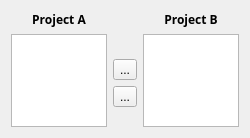
Qt form Book/qt-book Jasmin Blanchette/chap09/projectchooser/projectdialog.ui (alkimand/QT) before a commit.
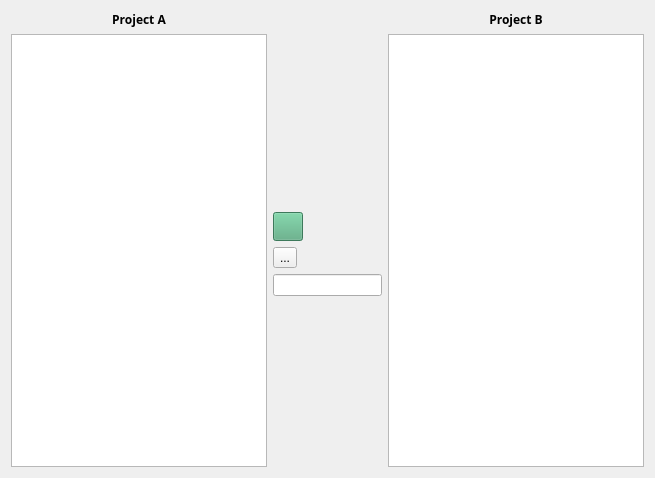
The same form after that commit. Icons and pictures are not drawn. Custom widgets are drawn as their Qt base class.

```diff
--- a/Book/qt-book Jasmin Blanchette/chap09/projectchooser/projectdialog.ui
+++ b/Book/qt-book Jasmin Blanchette/chap09/projectchooser/projectdialog.ui
@@ -1,53 +1,34 @@
 <ui version="4.0" >
  <class>ProjectDialog</class>
- <widget class="QDialog" name="ProjectDialog" >
-  <property name="geometry" >
+ <widget class="QDialog" name="ProjectDialog">
+  <property name="geometry">
    <rect>
     <x>0</x>
     <y>0</y>
-    <width>250</width>
-    <height>138</height>
+    <width>655</width>
+    <height>478</height>
    </rect>
   </property>
-  <property name="windowTitle" >
+  <property name="windowTitle">
    <string>Choose Project</string>
   </property>
-  <layout class="QGridLayout" >
-   <item row="3" column="1" >
-    <widget class="QToolButton" name="rightButton" >
-     <property name="text" >
-      <string>...</string>
+  <layout class="QGridLayout">
+   <item row="0" column="0">
+    <widget class="QLabel" name="labelA">
+     <property name="text">
+      <string>&lt;html&gt;&lt;head&gt;&lt;meta name=&quot;qrichtext&quot; content=&quot;1&quot; /&gt;&lt;/head&gt;&lt;body style=&quot; white-space: pre-wrap; font-family:Sans Serif; font-weight:400; font-style:normal; text-decoration:none;&quot;&gt;&lt;p style=&quot; margin-top:0px; margin-bottom:0px; margin-left:0px; margin-right:0px; -qt-block-indent:0; text-indent:0px;&quot;&gt;&lt;span style=&quot; font-weight:600;&quot;&gt;Project A&lt;/span&gt;&lt;/p&gt;&lt;/body&gt;&lt;/html&gt;</string>
      </property>
-     <property name="icon" >
-      <iconset resource="projectchooser.qrc" >:/images/rightarrow.png</iconset>
-     </property>
-     <property name="iconSize" >
-      <size>
-       <width>22</width>
-       <height>22</height>
-      </size>
+     <property name="alignment">
+      <set>Qt::AlignHCenter</set>
      </property>
     </widget>
    </item>
-   <item row="1" column="1" >
+   <item row="5" column="1">
     <spacer>
-     <property name="orientation" >
+     <property name="orientation">
       <enum>Qt::Vertical</enum>
      </property>
-     <property name="sizeHint" >
-      <size>
-       <width>20</width>
-       <height>40</height>
-      </size>
-     </property>
-    </spacer>
-   </item>
-   <item row="4" column="1" >
-    <spacer>
-     <property name="orientation" >
-      <enum>Qt::Vertical</enum>
-     </property>
-     <property name="sizeHint" >
+     <property name="sizeHint" stdset="0">
       <size>
        <width>20</width>
        <height>21</height>
@@ -55,15 +36,52 @@
      </property>
     </spacer>
    </item>
-   <item row="2" column="1" >
-    <widget class="QToolButton" name="leftButton" >
-     <property name="text" >
+   <item row="1" column="0" rowspan="5">
+    <widget class="ProjectListWidget" name="projectA"/>
+   </item>
+   <item row="1" column="1">
+    <spacer>
+     <property name="orientation">
+      <enum>Qt::Vertical</enum>
+     </property>
+     <property name="sizeHint" stdset="0">
+      <size>
+       <width>20</width>
+       <height>40</height>
+      </size>
+     </property>
+    </spacer>
+   </item>
+   <item row="1" column="2" rowspan="5">
+    <widget class="ProjectListWidget" name="projectB"/>
+   </item>
+   <item row="2" column="1">
+    <widget class="QToolButton" name="leftButton">
+     <property name="styleSheet">
+      <string notr="true">background-color: rgb(85, 170, 127);
+color: rgb(0, 255, 255);</string>
+     </property>
+     <property name="text">
+      <string/>
+     </property>
+     <property name="iconSize">
+      <size>
+       <width>22</width>
+       <height>22</height>
+      </size>
+     </property>
+    </widget>
+   </item>
+   <item row="3" column="1">
+    <widget class="QToolButton" name="rightButton">
+     <property name="text">
       <string>...</string>
      </property>
-     <property name="icon" >
-      <iconset resource="projectchooser.qrc" >:/images/leftarrow.png</iconset>
+     <property name="icon">
+      <iconset resource="projectchooser.qrc">
+       <normaloff>:/images/rightarrow.png</normaloff>:/images/rightarrow.png</iconset>
      </property>
-     <property name="iconSize" >
+     <property name="iconSize">
       <size>
        <width>22</width>
        <height>22</height>
@@ -71,32 +89,25 @@
      </property>
     </widget>
    </item>
-   <item row="0" column="2" >
-    <widget class="QLabel" name="labelB" >
-     <property name="text" >
-      <string>&lt;html>&lt;head>&lt;meta name="qrichtext" content="1" />&lt;/head>&lt;body style=" white-space: pre-wrap; font-family:Sans Serif; font-weight:400; font-style:normal; text-decoration:none;">&lt;p style=" margin-top:0px; margin-bottom:0px; margin-left:0px; margin-right:0px; -qt-block-indent:0; text-indent:0px;">&lt;span style=" font-weight:600;">Project B&lt;/span>&lt;/p>&lt;/body>&lt;/html></string>
+   <item row="0" column="2">
+    <widget class="QLabel" name="labelB">
+     <property name="text">
+      <string>&lt;html&gt;&lt;head&gt;&lt;meta name=&quot;qrichtext&quot; content=&quot;1&quot; /&gt;&lt;/head&gt;&lt;body style=&quot; white-space: pre-wrap; font-family:Sans Serif; font-weight:400; font-style:normal; text-decoration:none;&quot;&gt;&lt;p style=&quot; margin-top:0px; margin-bottom:0px; margin-left:0px; margin-right:0px; -qt-block-indent:0; text-indent:0px;&quot;&gt;&lt;span style=&quot; font-weight:600;&quot;&gt;Project B&lt;/span&gt;&lt;/p&gt;&lt;/body&gt;&lt;/html&gt;</string>
      </property>
-     <property name="alignment" >
+     <property name="alignment">
       <set>Qt::AlignCenter</set>
      </property>
     </widget>
    </item>
-   <item row="0" column="0" >
-    <widget class="QLabel" name="labelA" >
-     <property name="text" >
-      <string>&lt;html>&lt;head>&lt;meta name="qrichtext" content="1" />&lt;/head>&lt;body style=" white-space: pre-wrap; font-family:Sans Serif; font-weight:400; font-style:normal; text-decoration:none;">&lt;p style=" margin-top:0px; margin-bottom:0px; margin-left:0px; margin-right:0px; -qt-block-indent:0; text-indent:0px;">&lt;span style=" font-weight:600;">Project A&lt;/span>&lt;/p>&lt;/body>&lt;/html></string>
-     </property>
-     <property name="alignment" >
-      <set>Qt::AlignHCenter</set>
+   <item row="4" column="1">
+    <widget class="QLineEdit" name="lineEdit">
+     <property name="styleSheet">
+      <string notr="true">QLineEdit:selected{
+	background-color: rgb(255, 85, 0);
+}</string>
      </property>
     </widget>
    </item>
-   <item rowspan="4" row="1" column="0" >
-    <widget class="ProjectListWidget" name="projectA" />
-   </item>
-   <item rowspan="4" row="1" column="2" >
-    <widget class="ProjectListWidget" name="projectB" />
-   </item>
   </layout>
  </widget>
  <customwidgets>
```
Left out of the diff: 5 changed lines with no effect on the pictures.
